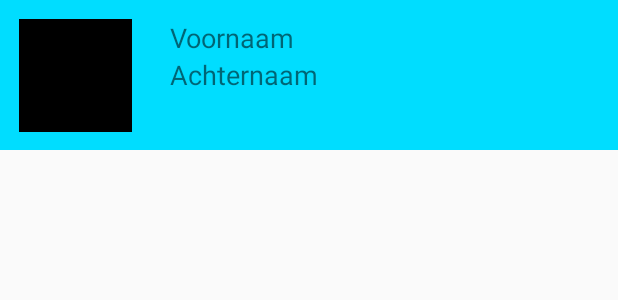
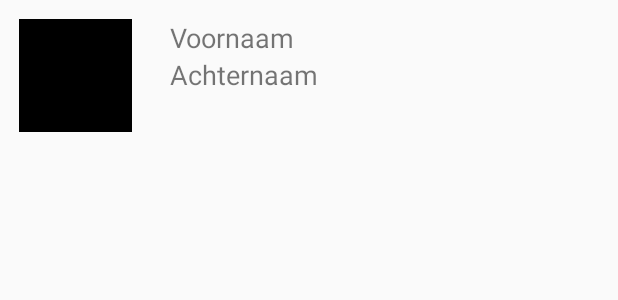
Before and after one commit to jwraats/contactCard, an Android app: the layout listview_row.xml on its own in the app's theme, with its tools: preview values and no code run, on a phone screen of 412 x 824 dp. Shown: the top 300 px of the screen. Run offline under Robolectric (Android 15) with nearby library versions, the phone set to English and light mode, and no system bars.

Commit message:
changed listRow backgroundcolor

```diff
--- a/app/src/main/res/layout/listview_row.xml
+++ b/app/src/main/res/layout/listview_row.xml
@@ -1,8 +1,7 @@
 <?xml version="1.0" encoding="utf-8"?>
 <LinearLayout xmlns:android="http://schemas.android.com/apk/res/android"
     android:orientation="horizontal" android:layout_width="match_parent"
-    android:layout_height="100dp"
-    android:background="@android:color/holo_blue_bright">
+    android:layout_height="100dp">
 
     <ImageView
         android:layout_width="75dp"
```
